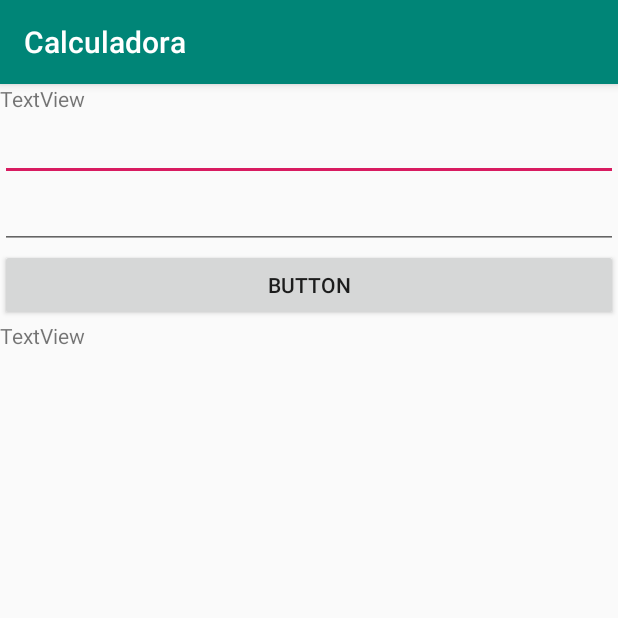
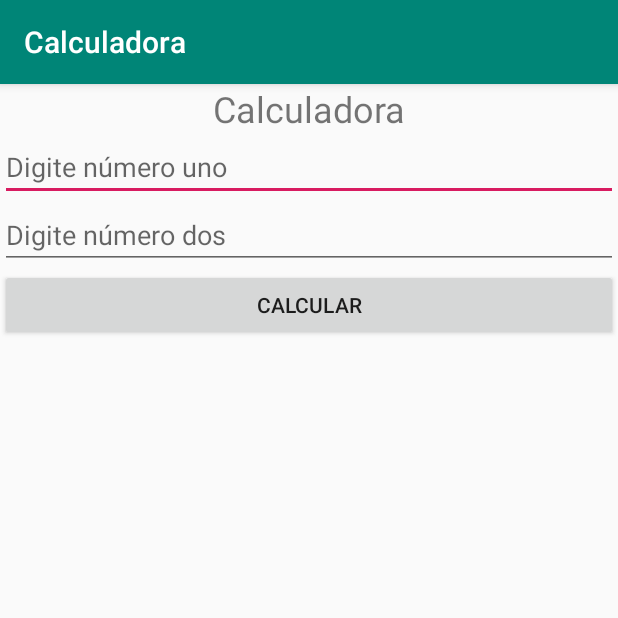
Before and after one commit to Wolverindemisar/Calculadora, an Android app: the screen it shows after launch (MainActivity), on a phone screen of 412 x 824 dp, the top half of it. Run offline under Robolectric (Android 15) with nearby library versions, the phone set to English and light mode, and no system bars.

Commit message:
Interfaz inicial terminada

```diff
--- a/app/src/main/res/layout/activity_main.xml
+++ b/app/src/main/res/layout/activity_main.xml
@@ -11,31 +11,37 @@
         android:id="@+id/textView"
         android:layout_width="match_parent"
         android:layout_height="wrap_content"
-        android:text="TextView" />
+        android:gravity="center_horizontal"
+        android:text="@string/titulo"
+        android:textSize="24sp" />
 
     <EditText
-        android:id="@+id/editText"
+        android:id="@+id/txtNumeroUno"
         android:layout_width="match_parent"
         android:layout_height="wrap_content"
         android:ems="10"
+        android:hint="@string/label_uno"
         android:inputType="numberDecimal" />
 
     <EditText
-        android:id="@+id/editText2"
+        android:id="@+id/txtNumeroDos"
         android:layout_width="match_parent"
         android:layout_height="wrap_content"
         android:ems="10"
+        android:hint="@string/label_dos"
         android:inputType="numberDecimal" />
 
     <Button
         android:id="@+id/button"
         android:layout_width="match_parent"
         android:layout_height="wrap_content"
-        android:text="Button" />
+        android:text="@string/Calcular" />
 
     <TextView
-        android:id="@+id/textView2"
+        android:id="@+id/txtResultado"
         android:layout_width="match_parent"
         android:layout_height="wrap_content"
-        android:text="TextView" />
+        android:gravity="center_horizontal"
+        android:textSize="24sp"
+        android:textStyle="bold" />
 </LinearLayout>
--- a/app/src/main/res/values/strings.xml
+++ b/app/src/main/res/values/strings.xml
@@ -1,4 +1,8 @@
 <resources>
     <string name="app_name">Calculadora</string>
     <string name="HelloWorld" translatable="false">Hola Mundo</string>
+    <string name="titulo">Calculadora</string>
+    <string name="label_uno">Digite número uno</string>
+    <string name="label_dos">Digite número dos</string>
+    <string name="Calcular">calcular</string>
 </resources>
```
